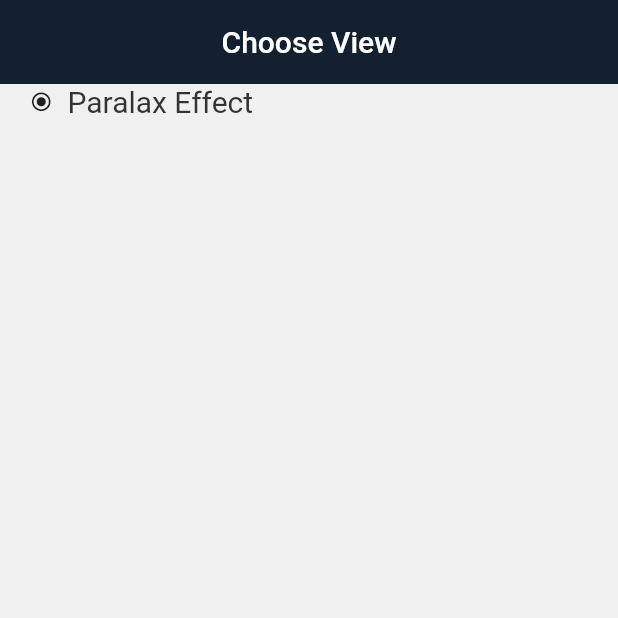
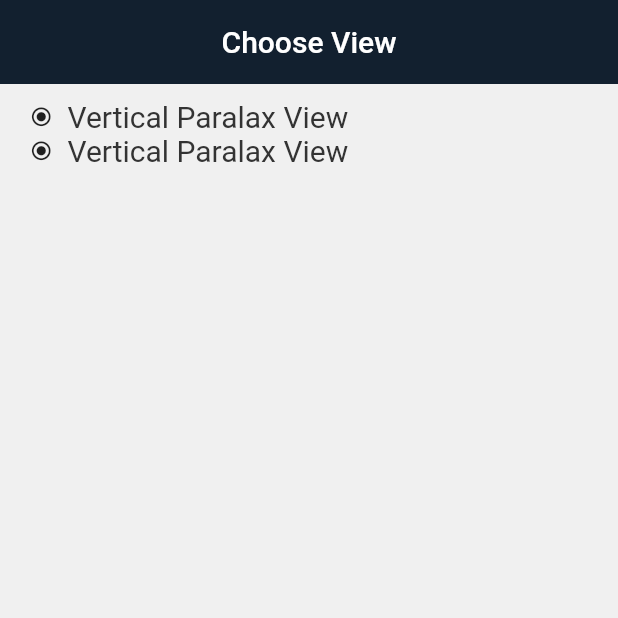
Before and after one commit to DeveloperMalay/flutter_gallery, a Flutter app: the screen it shows after launch, on a phone screen of 412 x 824 dp, the top half of it. Run offline on Flutter 3.47's test engine with Material 2 defaults, Android fonts, the phone set to English and light mode, and no system bars; our stand-ins replace bot_toast, go_router, google_fonts.

Commit message:
added listview build for choose view screen

```diff
--- a/lib/src/presentation/presentation.dart
+++ b/lib/src/presentation/presentation.dart
@@ -1,6 +1,9 @@
 import 'package:flutter/material.dart';
 import 'package:gallery/main.dart';
+import 'package:go_router/go_router.dart';
 
+import '../data/data.dart';
+import '../shared/routes/routes.dart';
 import 'screen/horizontal_paralax_view/horizontal_paralax_view_screen.dart';
 import 'base/base_state_wrapper.dart';
 import 'screen/vertical_paralax_view/widgets/paralax_view.dart';
--- a/lib/src/presentation/screen/choose_view/choose_view_screen.dart
+++ b/lib/src/presentation/screen/choose_view/choose_view_screen.dart
@@ -5,6 +5,18 @@ class ChooseViewScreen extends StatelessWidget {
 
   @override
   Widget build(BuildContext context) {
+    final List<OptionsModel> options = [
+      OptionsModel(
+          option: 'Vertical Paralax View',
+          onTap: () {
+            context.pushNamed(Routes.VERTICAL_PARALAX_VIEW.toNamed);
+          }),
+      OptionsModel(
+          option: 'Vertical Paralax View',
+          onTap: () {
+            context.pushNamed(Routes.VERTICAL_PARALAX_VIEW.toNamed);
+          }),
+    ];
     return Scaffold(
       appBar: AppBar(
         backgroundColor: darkBlue,
@@ -19,28 +31,28 @@ class ChooseViewScreen extends StatelessWidget {
         padding: const EdgeInsets.symmetric(horizontal: 20),
         child: Column(
           children: [
-            InkWell(
-              onTap: () {
-                Navigator.push(
-                  context,
-                  MaterialPageRoute(
-                      builder: (context) => const VerticalParalaxScreen()),
-                );
-              },
-              child: const Row(
+            const SizedBox(height: 10),
+            ListView.builder(
+                shrinkWrap: true,
+                itemCount: options.length,
+                itemBuilder: (context, index) {
+                  return InkWell(
+                    onTap: options[index].onTap,
+                    child: Row(
                       children: [
-                  Icon(
+                        const Icon(
                           Icons.radio_button_checked_outlined,
                           size: 15,
                         ),
-                  SizedBox(width: 10),
+                        const SizedBox(width: 10),
                         Text(
-                    'Paralax Effect',
-                    style: TextStyle(fontSize: 20),
+                          options[index].option,
+                          style: const TextStyle(fontSize: 20),
                         ),
                       ],
                     ),
-            ),
+                  );
+                }),
           ],
         ),
       ),
```
Also changed, not shown: lib/src/data/data.dart (line endings or trailing spaces). Lines whose indentation alone changed are shown as unchanged.
